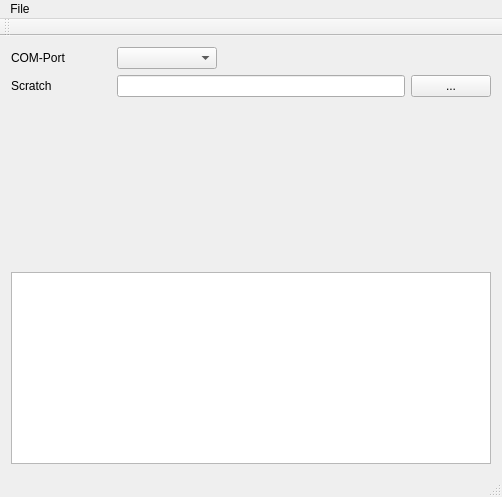
The window that qratzfest.ui (vheinitz/Qratzfest) describes before a commit, drawn with Qt 5.
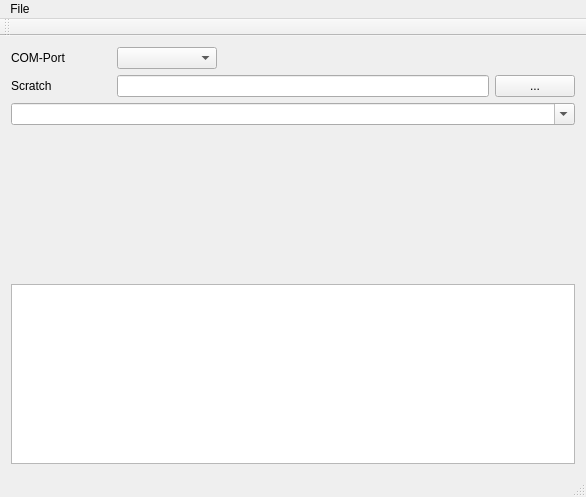
The same window after the commit.

```diff
--- a/qratzfest.ui
+++ b/qratzfest.ui
@@ -6,7 +6,7 @@
    <rect>
     <x>0</x>
     <y>0</y>
-    <width>502</width>
+    <width>586</width>
     <height>497</height>
    </rect>
   </property>
@@ -94,6 +94,13 @@
       </item>
      </layout>
     </item>
+    <item>
+     <widget class="QComboBox" name="cbSendData">
+      <property name="editable">
+       <bool>true</bool>
+      </property>
+     </widget>
+    </item>
     <item>
      <spacer name="verticalSpacer">
       <property name="orientation">
@@ -117,7 +124,7 @@
     <rect>
      <x>0</x>
      <y>0</y>
-     <width>502</width>
+     <width>586</width>
      <height>21</height>
     </rect>
    </property>
```
